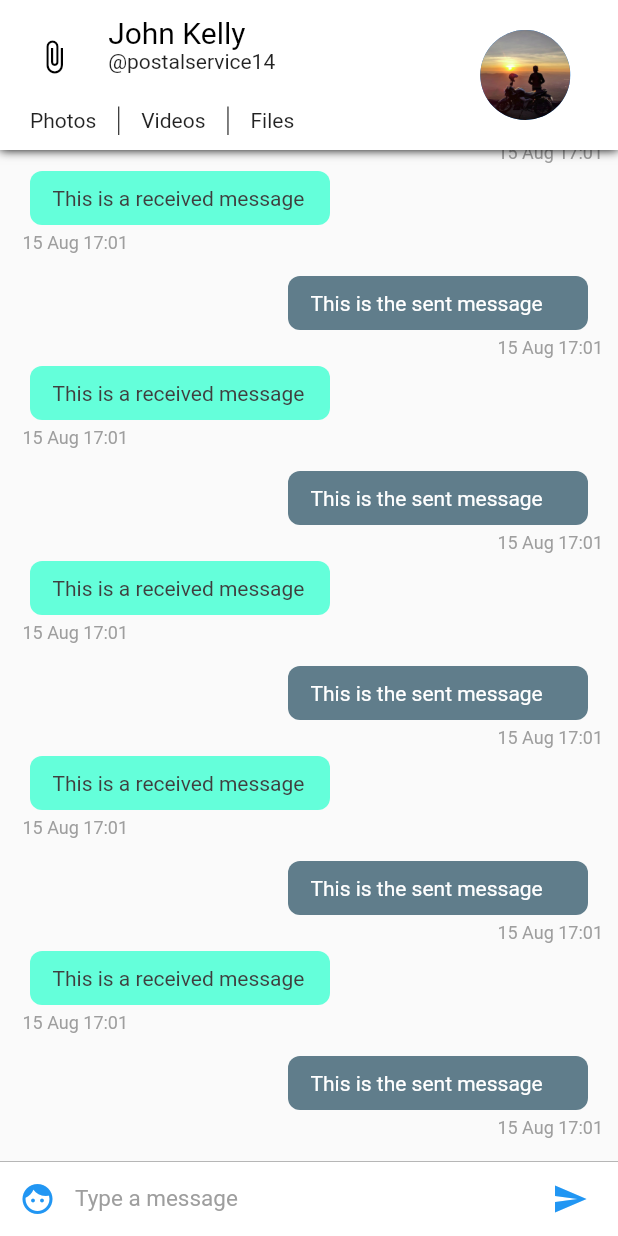
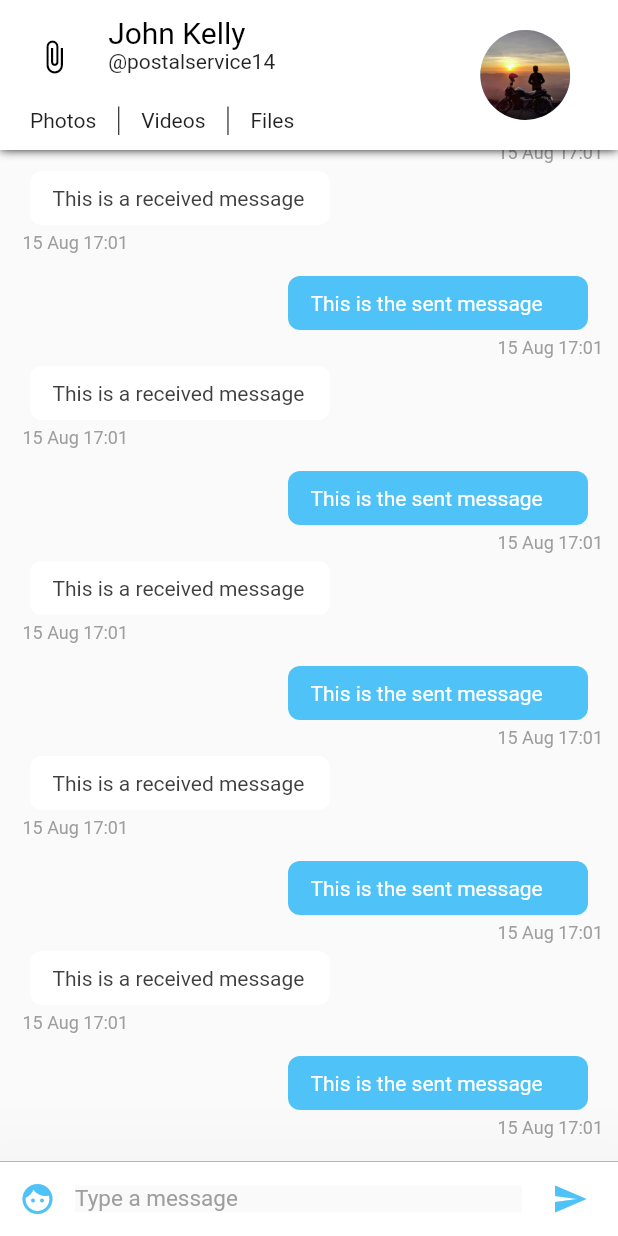
Before and after one commit to postalservice14/messio, a Flutter app: the screen it shows after launch, on a phone screen of 412 x 824 dp. Run offline on Flutter 3.47's test engine with Material 2 defaults, Android fonts, the phone set to English and light mode, and no system bars; missing offline and left inert: rubber.

Commit message:
Added Bottomsheet with ChatList

```diff
--- a/lib/config/Palette.dart
+++ b/lib/config/Palette.dart
@@ -1,19 +1,16 @@
 import 'package:flutter/material.dart';
 
 class Palette {
-  static Color primaryColor = Colors.blue;
+  static Color primaryColor = Colors.white;
+  static Color accentColor = Color(0xff4fc3f7);
   static Color secondaryColor = Colors.black;
   static Color primaryTextColor = Colors.black;
   static Color secondaryTextColor = Colors.black87;
   static Color primaryBackgroundColor = Colors.white;
-
   static Color selfMessageColor = Colors.white;
-
-  static Color selfMessageBackgroundColor = Colors.blueGrey;
-
+  static Color selfMessageBackgroundColor = Color(0xff4fc3f7);
   static Color greyColor = Colors.grey;
-
   static Color otherMessageColor = Color(0xff3f3f3f);
-
-  static var otherMessageBackgroundColor = Colors.tealAccent;
+  static Color otherMessageBackgroundColor = Colors.white;
+  static Color chatBackgroundColor = Color(0xfffafafa);
 }
--- /dev/null
+++ b/lib/config/Styles.dart
@@ -0,0 +1,13 @@
+import 'package:flutter/material.dart';
+import 'package:messio/config/Palette.dart';
+
+class Styles {
+  static TextStyle textHeading =
+      TextStyle(color: Palette.primaryTextColor, fontSize: 20);
+  static TextStyle subHeading =
+      TextStyle(color: Palette.primaryTextColor, fontSize: 14);
+  static TextStyle text = TextStyle(color: Palette.secondaryTextColor);
+  static TextStyle subText = TextStyle(color: Palette.greyColor);
+  static TextStyle date = TextStyle(
+      color: Palette.greyColor, fontSize: 12.0, fontStyle: FontStyle.normal);
+}
--- a/lib/main.dart
+++ b/lib/main.dart
@@ -1,5 +1,7 @@
 import 'package:flutter/material.dart';
-import 'package:messio/pages/ConversationPageList.dart';
+import 'package:messio/pages/ConversationPageSlide.dart';
+
+import 'config/Palette.dart';
 
 void main() {
   runApp(Messio());
@@ -11,7 +13,8 @@ class Messio extends StatelessWidget {
   Widget build(BuildContext context) {
     return MaterialApp(
       title: 'Messio',
-      home: ConversationPageList(),
+      theme: ThemeData(primaryColor: Palette.primaryColor),
+      home: ConversationPageSlide(),
     );
   }
 }
--- a/lib/pages/ConversationPage.dart
+++ b/lib/pages/ConversationPage.dart
@@ -1,6 +1,8 @@
 import 'package:flutter/material.dart';
+import 'package:messio/config/Palette.dart';
 import 'package:messio/widgets/ChatAppBar.dart';
 import 'package:messio/widgets/ChatListWidget.dart';
+import 'package:messio/widgets/ConversationBottomSheet.dart';
 import 'package:messio/widgets/InputWidget.dart';
 
 class ConversationPage extends StatefulWidget {
@@ -11,22 +13,38 @@ class ConversationPage extends StatefulWidget {
 }
 
 class _ConversationPageState extends State<ConversationPage> {
+  final GlobalKey<ScaffoldState> _scaffoldKey = new GlobalKey<ScaffoldState>();
+
   @override
   Widget build(BuildContext context) {
     return SafeArea(
       child: Scaffold(
+        key: _scaffoldKey,
         appBar: ChatAppBar(),
-        body: Stack(
+        body: Container(
+          color: Palette.chatBackgroundColor,
+          child: Stack(
             children: [
               Column(
                 children: [
                   ChatListWidget(),
-                InputWidget(),
+                  GestureDetector(
+                    child: InputWidget(),
+                    onPanUpdate: (details) {
+                      if (details.delta.dy < 0) {
+                        _scaffoldKey.currentState
+                            .showBottomSheet<Null>((BuildContext context) {
+                          return ConversationBottomSheet();
+                        });
+                      }
+                    },
+                  ),
                 ],
               )
             ],
           ),
         ),
+      ),
     );
   }
 }
--- a/lib/pages/ConversationPageList.dart
+++ /dev/null
@@ -1,22 +0,0 @@
-import 'package:flutter/material.dart';
-import 'package:messio/pages/ConversationPage.dart';
-
-class ConversationPageList extends StatefulWidget {
-  @override
-  _ConversationPageListState createState() => _ConversationPageListState();
-
-  const ConversationPageList();
-}
-
-class _ConversationPageListState extends State<ConversationPageList> {
-  @override
-  Widget build(BuildContext context) {
-    return PageView(
-      children: [
-        ConversationPage(),
-        ConversationPage(),
-        ConversationPage(),
-      ],
-    );
-  }
-}
--- /dev/null
+++ b/lib/pages/ConversationPageSlide.dart
@@ -0,0 +1,32 @@
+import 'package:flutter/material.dart';
+import 'package:messio/pages/ConversationPage.dart';
+import 'package:rubber/rubber.dart';
+
+class ConversationPageSlide extends StatefulWidget {
+  @override
+  _ConversationPageSlideState createState() => _ConversationPageSlideState();
+
+  const ConversationPageSlide();
+}
+
+class _ConversationPageSlideState extends State<ConversationPageSlide>
+    with SingleTickerProviderStateMixin {
+  var controller;
+
+  @override
+  void initState() {
+    controller = RubberAnimationController(vsync: this);
+    super.initState();
+  }
+
+  @override
+  Widget build(BuildContext context) {
+    return PageView(
+      children: [
+        ConversationPage(),
+        ConversationPage(),
+        ConversationPage(),
+      ],
+    );
+  }
+}
--- a/lib/widgets/ChatAppBar.dart
+++ b/lib/widgets/ChatAppBar.dart
@@ -1,6 +1,7 @@
 import 'package:flutter/material.dart';
 import 'package:messio/config/Assets.dart';
 import 'package:messio/config/Palette.dart';
+import 'package:messio/config/Styles.dart';
 
 class ChatAppBar extends StatelessWidget implements PreferredSizeWidget {
   final double height = 100;
@@ -9,12 +10,6 @@ class ChatAppBar extends StatelessWidget implements PreferredSizeWidget {
 
   @override
   Widget build(BuildContext context) {
-    var textHeading = TextStyle(
-        color: Palette.primaryTextColor,
-        fontSize: 20); // Text style for the name
-    var textStyle = TextStyle(
-        color: Palette.secondaryTextColor); // Text style for everything else
-
     return Material(
         child: Container(
             decoration: new BoxDecoration(boxShadow: [
@@ -22,6 +17,7 @@ class ChatAppBar extends StatelessWidget implements PreferredSizeWidget {
               new BoxShadow(
                 color: Colors.black,
                 blurRadius: 5.0,
+                spreadRadius: 0.1,
               )
             ]),
             child: Container(
@@ -61,9 +57,9 @@ class ChatAppBar extends StatelessWidget implements PreferredSizeWidget {
                                         mainAxisSize: MainAxisSize.min,
                                         children: <Widget>[
                                           Text('John Kelly',
-                                              style: textHeading),
+                                              style: Styles.textHeading),
                                           Text('@postalservice14',
-                                              style: textStyle)
+                                              style: Styles.text)
                                         ],
                                       ))),
                                 ],
@@ -80,7 +76,7 @@ class ChatAppBar extends StatelessWidget implements PreferredSizeWidget {
                                     children: <Widget>[
                                       Text(
                                         'Photos',
-                                        style: textStyle,
+                                        style: Styles.text,
                                       ),
                                       VerticalDivider(
                                         width: 30,
@@ -88,13 +84,13 @@ class ChatAppBar extends StatelessWidget implements PreferredSizeWidget {
                                       ),
                                       Text(
                                         'Videos',
-                                        style: textStyle,
+                                        style: Styles.text,
                                       ),
                                       VerticalDivider(
                                         width: 30,
                                         color: Palette.primaryTextColor,
                                       ),
-                                      Text('Files', style: textStyle)
+                                      Text('Files', style: Styles.text)
                                     ],
                                   ))),
                         ],
--- a/lib/widgets/ChatItemWidget.dart
+++ b/lib/widgets/ChatItemWidget.dart
@@ -1,6 +1,7 @@
 import 'package:flutter/material.dart';
 import 'package:intl/intl.dart';
 import 'package:messio/config/Palette.dart';
+import 'package:messio/config/Styles.dart';
 
 class ChatItemWidget extends StatelessWidget {
   final int index;
@@ -38,11 +39,7 @@ class ChatItemWidget extends StatelessWidget {
                   child: Text(
                     DateFormat('dd MMM kk:mm').format(
                         DateTime.fromMillisecondsSinceEpoch(1565888474278)),
-                    style: TextStyle(
-                      color: Palette.greyColor,
-                      fontSize: 12,
-                      fontStyle: FontStyle.normal,
-                    ),
+                    style: Styles.date,
                   ),
                   margin: EdgeInsets.only(left: 5, top: 5, bottom: 5),
                 )
@@ -77,11 +74,7 @@ class ChatItemWidget extends StatelessWidget {
               child: Text(
                 DateFormat('dd MMM kk:mm')
                     .format(DateTime.fromMillisecondsSinceEpoch(1565888474278)),
-                style: TextStyle(
-                  color: Palette.greyColor,
-                  fontSize: 12,
-                  fontStyle: FontStyle.normal,
-                ),
+                style: Styles.date,
               ),
               margin: EdgeInsets.only(left: 5, top: 5, bottom: 5),
             )
--- a/lib/widgets/InputWidget.dart
+++ b/lib/widgets/InputWidget.dart
@@ -1,5 +1,6 @@
 import 'package:flutter/material.dart';
 import 'package:messio/config/Palette.dart';
+import 'package:messio/widgets/ConversationBottomSheet.dart';
 
 class InputWidget extends StatelessWidget {
   final TextEditingController textEditingController = TextEditingController();
@@ -8,7 +9,9 @@ class InputWidget extends StatelessWidget {
 
   @override
   Widget build(BuildContext context) {
-    return Container(
+    return Material(
+      elevation: 60,
+      child: Container(
         child: Row(
           children: [
             Material(
@@ -16,20 +19,36 @@ class InputWidget extends StatelessWidget {
                 margin: new EdgeInsets.symmetric(horizontal: 1),
                 child: IconButton(
                   icon: new Icon(Icons.face),
-                onPressed: () => {},
-                color: Palette.primaryColor,
+                  onPressed: () => {
+                    showModalBottomSheet(
+                      context: context,
+                      builder: (BuildContext bc) {
+                        return Container(
+                          child: new Wrap(
+                            children: [
+                              ConversationBottomSheet(),
+                            ],
+                          ),
+                        );
+                      },
+                    )
+                  },
+                  color: Palette.accentColor,
                 ),
               ),
               color: Colors.white,
             ),
             Flexible(
+              child: Material(
                 child: Container(
                   child: TextField(
-                style: TextStyle(color: Palette.primaryTextColor, fontSize: 15),
+                    style: TextStyle(
+                        color: Palette.primaryTextColor, fontSize: 15),
                     controller: textEditingController,
                     decoration: InputDecoration.collapsed(
                       hintText: 'Type a message',
                       hintStyle: TextStyle(color: Palette.greyColor),
+                    ),
                   ),
                 ),
               ),
@@ -40,7 +59,7 @@ class InputWidget extends StatelessWidget {
                 child: new IconButton(
                   icon: new Icon(Icons.send),
                   onPressed: () => {},
-                color: Palette.primaryColor,
+                  color: Palette.accentColor,
                 ),
               ),
               color: Colors.white,
@@ -58,6 +77,7 @@ class InputWidget extends StatelessWidget {
           ),
           color: Colors.white,
         ),
+      ),
     );
   }
 }
--- a/pubspec.yaml
+++ b/pubspec.yaml
@@ -21,7 +21,8 @@ environment:
   sdk: ">=2.7.0 <3.0.0"
 
 dependencies:
-  intl: ^0.16.1
+  rubber: ^0.5.0
+  intl: ^0.17.0
   flutter:
     sdk: flutter
 
```
Also changed, not shown: lib/widgets/ChatRowWidget.dart (added, +62 -0 lines), lib/widgets/ConversationBottomSheet.dart (added, +56 -0 lines), lib/widgets/NavigationPillWidget.dart (added, +34 -0 lines), pubspec.lock, 4 other files. Lines whose indentation alone changed are shown as unchanged.
